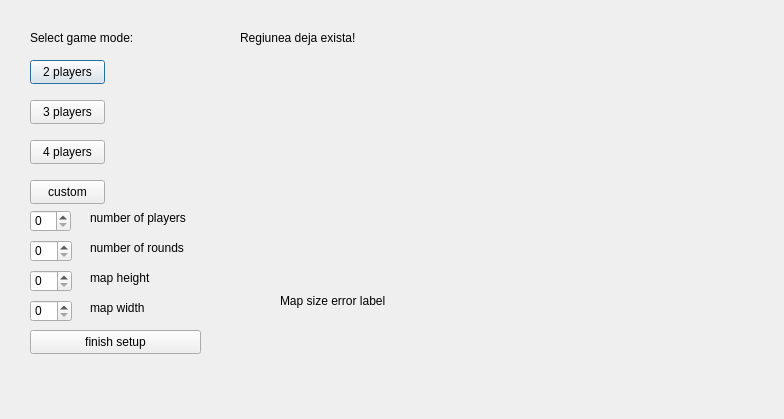
AndreiAndreea/TriviadorMCpp, file Triviador/Triviador/Game.ui: the form before one commit.
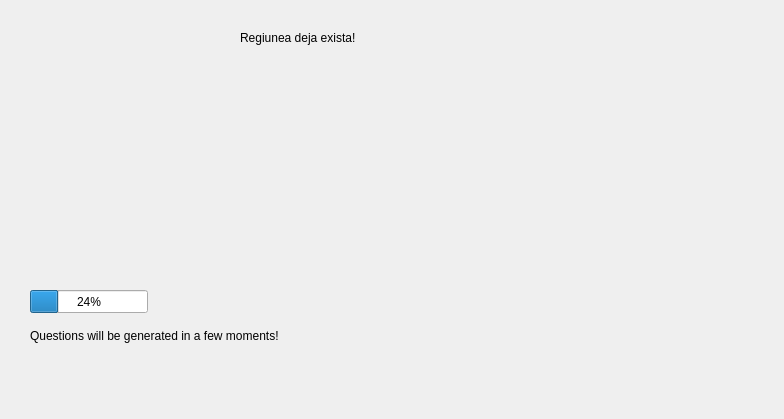
The form after the commit.

Commit message: Modified Game class constructor to get the data for the map setup from the Triviador class (modified Game class functionality to only handle the map creation and drawing, the spin boxes and buttons to set the map data are now located in Triviador class). Added an initializeQuestionsGeneratorTimer before showing the GameElementsGenerator window, so the user is able to see the map setup before playing.

The edit to the form file:
```diff
--- a/Triviador/Triviador/Game.ui
+++ b/Triviador/Triviador/Game.ui
@@ -22,71 +22,6 @@
      <height>361</height>
     </rect>
    </property>
-   <widget class="QPushButton" name="twoPlayersPushButton">
-    <property name="geometry">
-     <rect>
-      <x>10</x>
-      <y>40</y>
-      <width>75</width>
-      <height>24</height>
-     </rect>
-    </property>
-    <property name="text">
-     <string>2 players</string>
-    </property>
-   </widget>
-   <widget class="QPushButton" name="threePlayersPushButton">
-    <property name="geometry">
-     <rect>
-      <x>10</x>
-      <y>80</y>
-      <width>75</width>
-      <height>24</height>
-     </rect>
-    </property>
-    <property name="text">
-     <string>3 players</string>
-    </property>
-   </widget>
-   <widget class="QPushButton" name="fourPlayersPushButton">
-    <property name="geometry">
-     <rect>
-      <x>10</x>
-      <y>120</y>
-      <width>75</width>
-      <height>24</height>
-     </rect>
-    </property>
-    <property name="text">
-     <string>4 players</string>
-    </property>
-   </widget>
-   <widget class="QPushButton" name="customModePushButton">
-    <property name="geometry">
-     <rect>
-      <x>10</x>
-      <y>160</y>
-      <width>75</width>
-      <height>24</height>
-     </rect>
-    </property>
-    <property name="text">
-     <string>custom</string>
-    </property>
-   </widget>
-   <widget class="QLabel" name="gameModeLabel">
-    <property name="geometry">
-     <rect>
-      <x>10</x>
-      <y>10</y>
-      <width>191</width>
-      <height>16</height>
-     </rect>
-    </property>
-    <property name="text">
-     <string>Select game mode:</string>
-    </property>
-   </widget>
    <widget class="QLabel" name="existingRegionLabel">
     <property name="geometry">
      <rect>
@@ -100,122 +35,30 @@
      <string>Regiunea deja exista!</string>
     </property>
    </widget>
-   <widget class="QSpinBox" name="playersSpinBox">
+   <widget class="QProgressBar" name="progressBar">
     <property name="geometry">
      <rect>
       <x>10</x>
-      <y>190</y>
-      <width>41</width>
-      <height>22</height>
+      <y>270</y>
+      <width>118</width>
+      <height>23</height>
      </rect>
     </property>
-   </widget>
-   <widget class="QSpinBox" name="roundsSpinBox">
-    <property name="geometry">
-     <rect>
-      <x>10</x>
-      <y>220</y>
-      <width>42</width>
-      <height>22</height>
-     </rect>
+    <property name="value">
+     <number>24</number>
     </property>
    </widget>
-   <widget class="QSpinBox" name="mapHeightSpinBox">
+   <widget class="QLabel" name="progressBarLabel">
     <property name="geometry">
      <rect>
       <x>10</x>
-      <y>250</y>
-      <width>42</width>
-      <height>22</height>
+      <y>300</y>
+      <width>271</width>
+      <height>31</height>
      </rect>
     </property>
-   </widget>
-   <widget class="QLabel" name="playersLabel">
-    <property name="geometry">
-     <rect>
-      <x>70</x>
-      <y>190</y>
-      <width>121</width>
-      <height>16</height>
-     </rect>
-    </property>
     <property name="text">
-     <string>number of players</string>
-    </property>
-   </widget>
-   <widget class="QLabel" name="roundsLabel">
-    <property name="geometry">
-     <rect>
-      <x>70</x>
-      <y>220</y>
-      <width>121</width>
-      <height>16</height>
-     </rect>
-    </property>
-    <property name="text">
-     <string>number of rounds</string>
-    </property>
-   </widget>
-   <widget class="QLabel" name="mapHeightLabel">
-    <property name="geometry">
-     <rect>
-      <x>70</x>
-      <y>250</y>
-      <width>121</width>
-      <height>16</height>
-     </rect>
-    </property>
-    <property name="text">
-     <string>map height</string>
-    </property>
-   </widget>
-   <widget class="QSpinBox" name="mapWidthSpinBox">
-    <property name="geometry">
-     <rect>
-      <x>10</x>
-      <y>280</y>
-      <width>42</width>
-      <height>22</height>
-     </rect>
-    </property>
-   </widget>
-   <widget class="QLabel" name="mapWidthLabel">
-    <property name="geometry">
-     <rect>
-      <x>70</x>
-      <y>280</y>
-      <width>121</width>
-      <height>16</height>
-     </rect>
-    </property>
-    <property name="text">
-     <string>map width</string>
-    </property>
-   </widget>
-   <widget class="QPushButton" name="finishGameModeSetupPushButton">
-    <property name="geometry">
-     <rect>
-      <x>10</x>
-      <y>310</y>
-      <width>171</width>
-      <height>24</height>
-     </rect>
-    </property>
-    <property name="text">
-     <string>finish setup</string>
-    </property>
-   </widget>
-   <widget class="QLabel" name="mapSizeErrorLabel">
-    <property name="geometry">
-     <rect>
-      <x>260</x>
-      <y>240</y>
-      <width>321</width>
-      <height>81</height>
-     </rect>
-    </property>
-    <property name="text">
-     <string>Map size error label</string>
+     <string>Questions will be generated in a few moments!</string>
     </property>
    </widget>
   </widget>
```
The commit also changes 7 other files.
